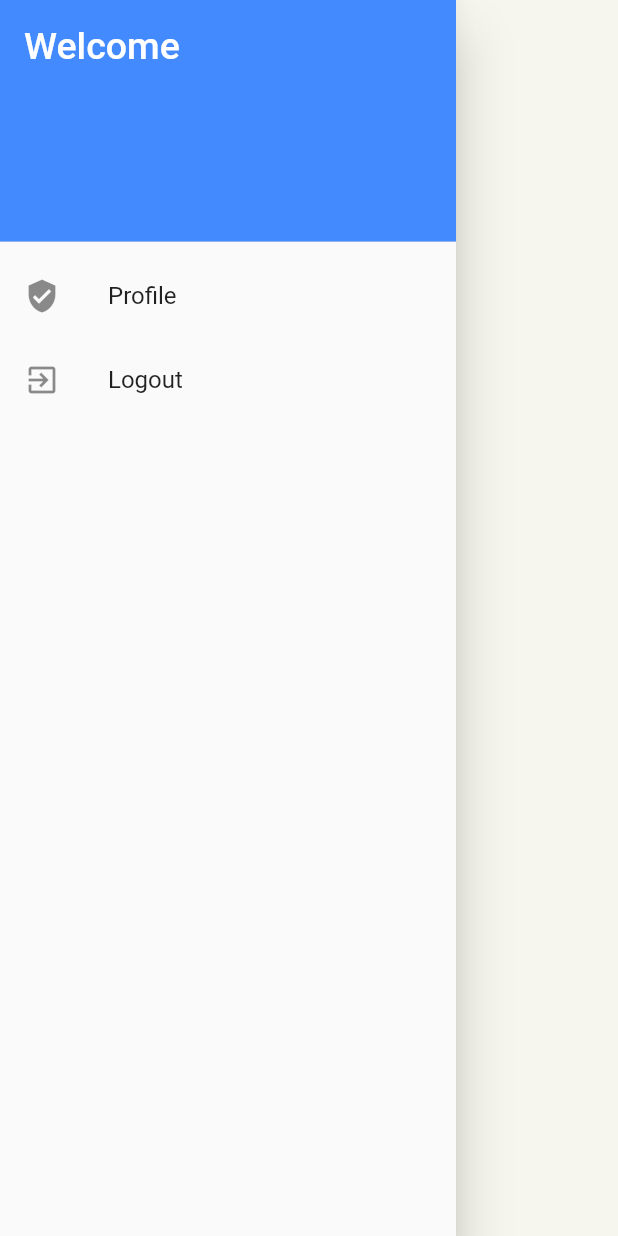
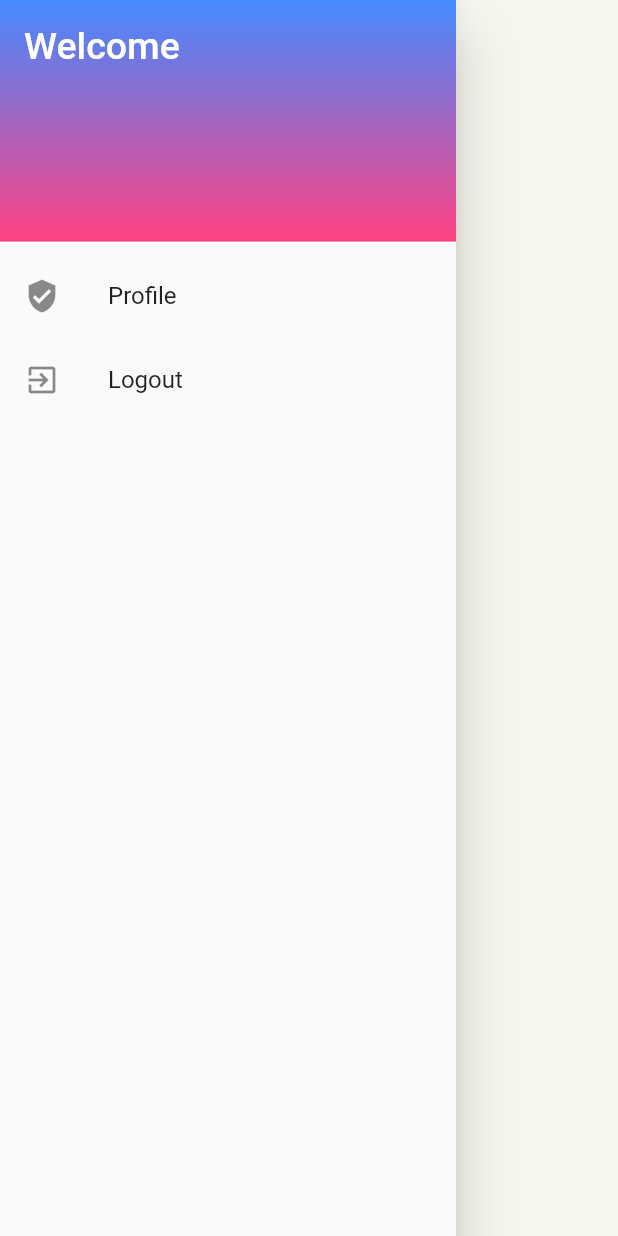
Before and after one commit to BabyFace-Creation/flutter_uas, a Flutter app: the NavDrawer widget shown alone on an empty page, opened directly, on a phone screen of 412 x 824 dp. Run offline on Flutter 3.47's test engine with Material 2 defaults, Android fonts, the phone set to English and light mode, and no system bars; our stand-ins replace cloud_firestore, firebase_auth, firebase_core, flutter_slidable, google_sign_in; accounts and stored records are empty.

Commit message:
Finishing V04

```diff
--- a/lib/widget/nav_drawer.dart
+++ b/lib/widget/nav_drawer.dart
@@ -16,6 +16,11 @@ class NavDrawer extends StatelessWidget {
               style: TextStyle(color: Colors.white, fontSize: 25),
             ),
             decoration: BoxDecoration(
+              gradient: LinearGradient(
+                begin: Alignment.topCenter,
+                end: Alignment.bottomCenter,
+                colors: [Colors.blueAccent, Colors.pinkAccent],
+              ),
               color: Colors.blueAccent,
             ),
           ),
```
